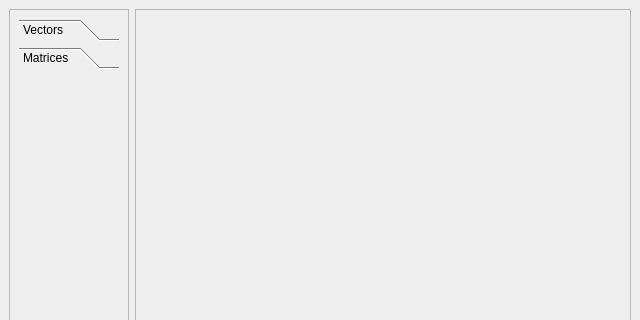
Above: mainwindow.ui from ofts-cqm/matCalc before the change; both pictures show x 0 to 640 and y 0 to 320 of the 640 by 480 pixel window. Below: the same form after it.
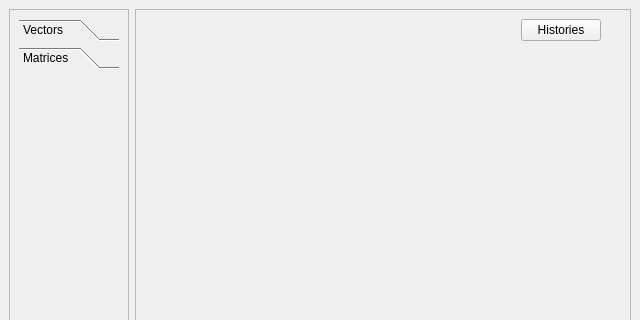
That is the form after the change. The open tabs and pages were chosen to show the change.

Commit message: history finished

```diff
--- a/mainwindow.ui
+++ b/mainwindow.ui
@@ -105,6 +105,33 @@
        <enum>QFrame::Shadow::Plain</enum>
       </property>
       <layout class="QVBoxLayout" name="verticalLayout_2">
+       <item>
+        <layout class="QHBoxLayout" name="horizontalLayout_2">
+         <property name="rightMargin">
+          <number>20</number>
+         </property>
+         <item>
+          <spacer name="horizontalSpacer">
+           <property name="orientation">
+            <enum>Qt::Orientation::Horizontal</enum>
+           </property>
+           <property name="sizeHint" stdset="0">
+            <size>
+             <width>40</width>
+             <height>20</height>
+            </size>
+           </property>
+          </spacer>
+         </item>
+         <item>
+          <widget class="QPushButton" name="historyButton">
+           <property name="text">
+            <string>Histories</string>
+           </property>
+          </widget>
+         </item>
+        </layout>
+       </item>
        <item>
         <widget class="QStackedWidget" name="stackedWidget">
          <property name="sizePolicy">
```
Left out of the diff: 4 changed lines with no effect on the pictures. The commit also changes 19 other files.
